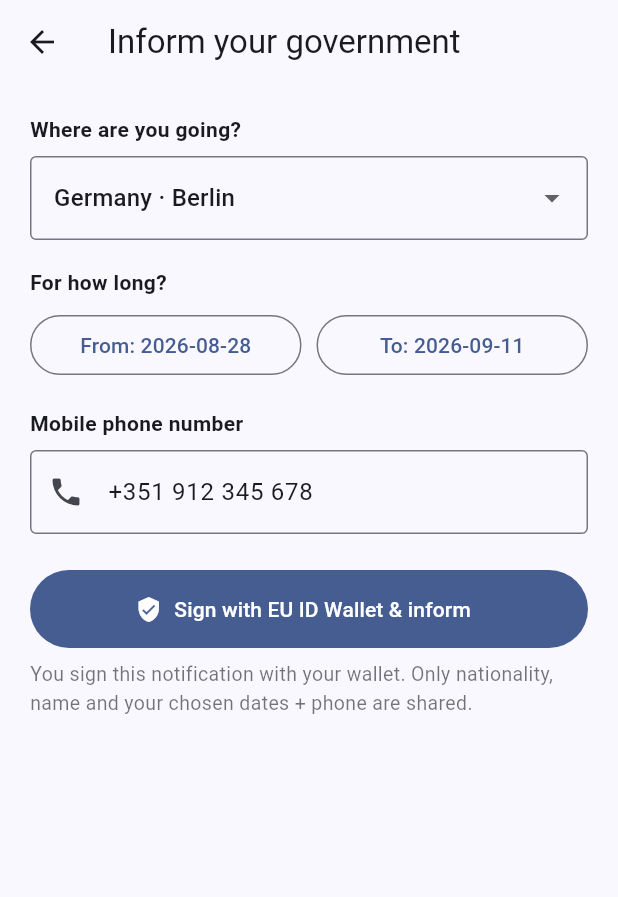
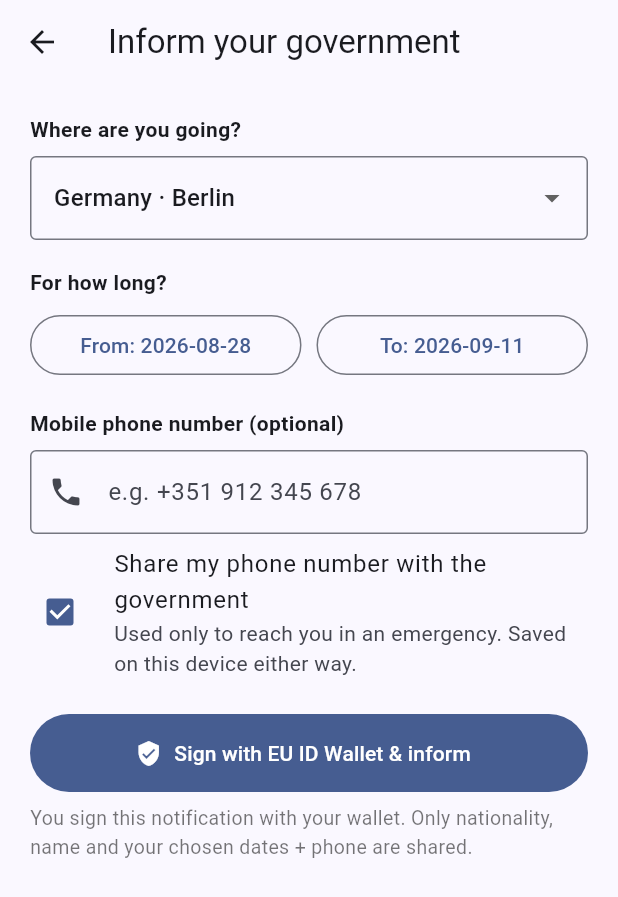
Before and after one commit to Dewliak/EIS, a Flutter app: the InformScreen screen opened directly, on a phone screen of 412 x 824 dp. Shown: the top 897 px of the screen. Run offline on Flutter 3.47's test engine with Material 3 defaults, Android fonts, the phone set to English and light mode, and no system bars; our stand-ins replace flutter_local_notifications, geolocator, shared_preferences, timezone; accounts and stored records are empty.

Commit message:
mobile(citizen): optional phone with OS autofill, local save, share toggle
- Phone field is now optional and empty by default, with OS autocomplete
  (AutofillHints.telephoneNumber) so the keyboard suggests a saved number.
- Whatever is typed is saved locally (shared_preferences) and prefilled next
  time; clearing it removes the saved value.
- 'Share my phone number with the government' checkbox: when off (or the field
  is empty) the number is saved on-device but not included in the notification;
  the status card then shows 'Phone: not shared'.
Verified: analyze clean, widget test covers the no-phone path, APK builds.

```diff
--- a/mobile/citizen_app/lib/main.dart
+++ b/mobile/citizen_app/lib/main.dart
@@ -4,6 +4,7 @@ import 'package:geolocator/geolocator.dart';
 import 'package:flutter_local_notifications/flutter_local_notifications.dart';
 import 'package:timezone/data/latest.dart' as tzdata;
 import 'package:timezone/timezone.dart' as tz;
+import 'package:shared_preferences/shared_preferences.dart';
 
 // How long after informing the (simulated) emergency arrives. Small for the demo.
 const emergencyDelaySeconds = int.fromEnvironment('EMERGENCY_DELAY', defaultValue: 15);
@@ -221,7 +222,7 @@ class _HomeScreenState extends State<HomeScreen> {
         const Divider(height: 24),
         Text('Destination: ${t.countryName} · ${t.region}'),
         Text('Period: ${_fmt(t.from)} → ${_fmt(t.to)}'),
-        Text('Phone: ${t.phone}'),
+        Text('Phone: ${t.phone.isEmpty ? "not shared" : t.phone}'),
       ])),
     );
   }
@@ -258,7 +259,23 @@ class _InformScreenState extends State<InformScreen> {
   late Map<String, String> destination = destinations.first;
   late DateTime from = DateTime.now();
   late DateTime to = DateTime.now().add(const Duration(days: 14));
-  final phone = TextEditingController(text: '+351 912 345 678');
+  final phone = TextEditingController();
+  bool sharePhone = true;
+
+  static const _phoneKey = 'saved_phone';
+
+  @override
+  void initState() {
+    super.initState();
+    // Prefill from the locally-saved number (if the user entered one before).
+    SharedPreferences.getInstance().then((prefs) {
+      final saved = prefs.getString(_phoneKey);
+      if (saved != null && saved.isNotEmpty && mounted) setState(() => phone.text = saved);
+    });
+  }
+
+  @override
+  void dispose() { phone.dispose(); super.dispose(); }
 
   Future<void> _pick(bool isFrom) async {
     final now = DateTime.now();
@@ -276,17 +293,24 @@ class _InformScreenState extends State<InformScreen> {
       ScaffoldMessenger.of(context).showSnackBar(const SnackBar(content: Text('End date must be after start date.')));
       return;
     }
-    if (phone.text.trim().isEmpty) {
-      ScaffoldMessenger.of(context).showSnackBar(const SnackBar(content: Text('Enter a mobile phone number.')));
-      return;
+    final entered = phone.text.trim();
+    // Save whatever was typed locally for next time (even if not shared now).
+    final prefs = await SharedPreferences.getInstance();
+    if (entered.isEmpty) {
+      await prefs.remove(_phoneKey);
+    } else {
+      await prefs.setString(_phoneKey, entered);
     }
+    if (!mounted) return;
     final approved = await Navigator.of(context).push<bool>(
       MaterialPageRoute(builder: (_) => const WalletMockScreen()),
     );
     if (approved != true || !mounted) return;
+    // Phone is optional; only include it when the user opted in and provided one.
+    final shared = (sharePhone && entered.isNotEmpty) ? entered : '';
     Navigator.pop(context, Trip(
       countryCode: destination['code']!, countryName: destination['name']!,
-      region: destination['region']!, phone: phone.text.trim(), from: from, to: to,
+      region: destination['region']!, phone: shared, from: from, to: to,
     ));
   }
 
@@ -311,11 +335,26 @@ class _InformScreenState extends State<InformScreen> {
         Expanded(child: OutlinedButton(onPressed: () => _pick(false), child: Text('To: ${_fmt(to)}'))),
       ]),
       const SizedBox(height: 18),
-      const Text('Mobile phone number', style: TextStyle(fontWeight: FontWeight.bold)),
+      const Text('Mobile phone number (optional)', style: TextStyle(fontWeight: FontWeight.bold)),
       const SizedBox(height: 8),
-      TextField(controller: phone, keyboardType: TextInputType.phone,
-        decoration: const InputDecoration(border: OutlineInputBorder(), prefixIcon: Icon(Icons.phone))),
-      const SizedBox(height: 24),
+      AutofillGroup(child: TextField(
+        controller: phone,
+        keyboardType: TextInputType.phone,
+        autofillHints: const [AutofillHints.telephoneNumber],
+        decoration: const InputDecoration(
+          border: OutlineInputBorder(), prefixIcon: Icon(Icons.phone),
+          hintText: 'e.g. +351 912 345 678',
+        ),
+      )),
+      CheckboxListTile(
+        contentPadding: EdgeInsets.zero,
+        controlAffinity: ListTileControlAffinity.leading,
+        value: sharePhone,
+        onChanged: (v) => setState(() => sharePhone = v ?? true),
+        title: const Text('Share my phone number with the government'),
+        subtitle: const Text('Used only to reach you in an emergency. Saved on this device either way.'),
+      ),
+      const SizedBox(height: 16),
       FilledButton.icon(onPressed: _submit, icon: const Icon(Icons.verified_user),
         style: FilledButton.styleFrom(minimumSize: const Size.fromHeight(52)),
         label: const Text('Sign with EU ID Wallet & inform')),
--- a/mobile/citizen_app/pubspec.yaml
+++ b/mobile/citizen_app/pubspec.yaml
@@ -11,6 +11,7 @@ dependencies:
   geolocator: ^13.0.1
   flutter_local_notifications: ^18.0.1
   timezone: ^0.9.4
+  shared_preferences: ^2.3.2
 dev_dependencies:
   flutter_test:
     sdk: flutter
```
Also changed, not shown: mobile/citizen_app/pubspec.lock, 1 other file.
